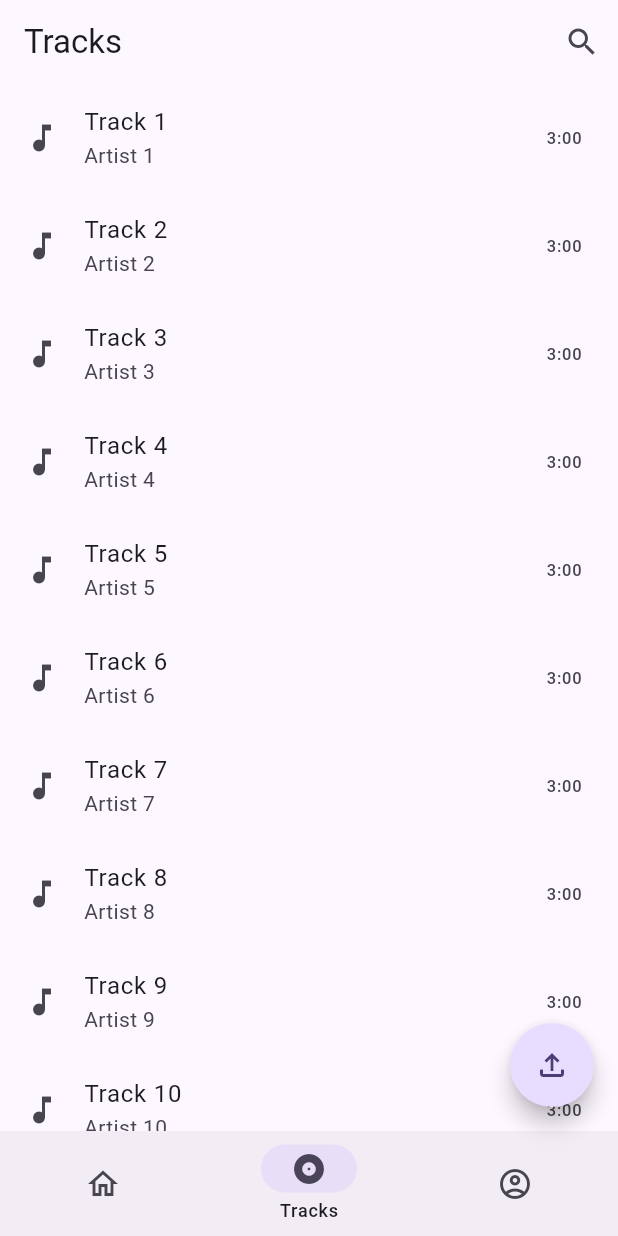
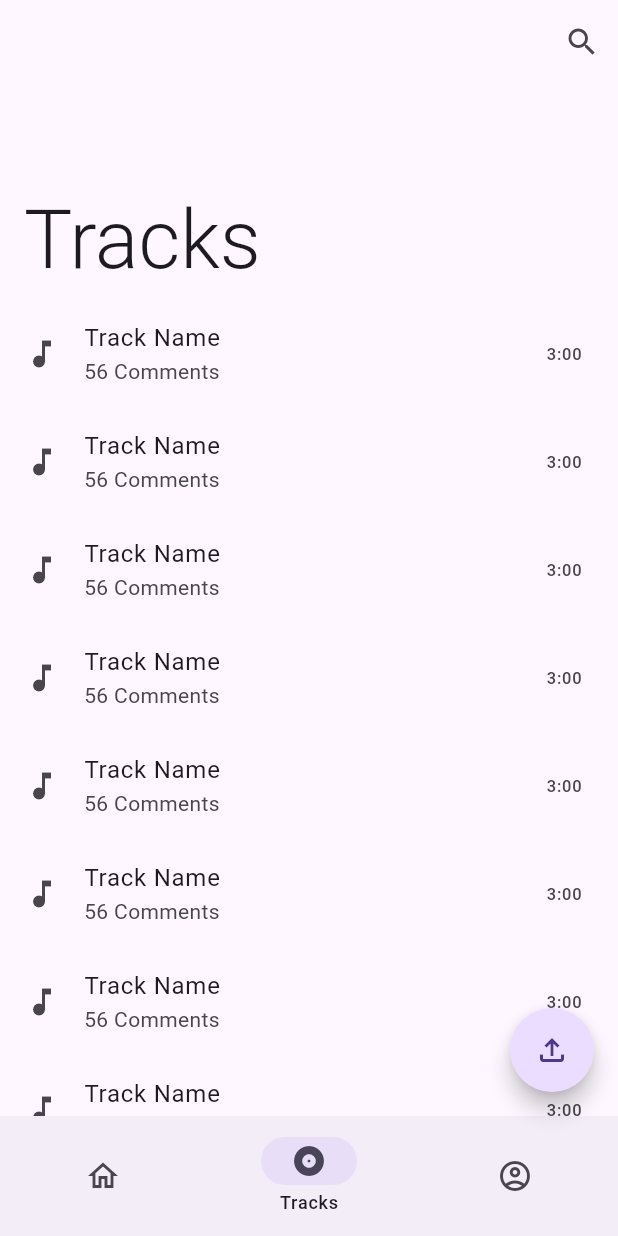
Before and after one commit to and-rose/audinote-mobile, a Flutter app: the screen it shows after launch, item 2 of the bottom bar chosen, on a phone screen of 412 x 824 dp. Run offline on Flutter 3.47's test engine with Material 2 defaults, Android fonts, the phone set to English and light mode, and no system bars.

Commit message:
Added sliver to tracks screen

```diff
--- a/lib/main.dart
+++ b/lib/main.dart
@@ -16,8 +16,25 @@ class MyApp extends StatelessWidget {
     return MaterialApp(
       title: 'Audinote',
       theme: ThemeData(
+        brightness: Brightness.light,
+        primarySwatch: Colors.blue,
+        visualDensity: VisualDensity.adaptivePlatformDensity,
+        textTheme: const TextTheme(
+          headline1: TextStyle(
+            fontSize: 72.0,
+            fontWeight: FontWeight.bold,
+          ),
+          headline6: TextStyle(
+            fontSize: 36.0,
+            fontWeight: FontWeight.w300,
+            fontFamily: 'Roboto',
+          ),
+          bodyText2: TextStyle(
+            fontSize: 14.0,
+            fontFamily: 'Roboto',
+          ),
+        ),
         useMaterial3: true,
-        colorSchemeSeed: const Color(0xff6750a4),
       ),
       home: const MyHomePage(title: 'My Tracks'),
     );
@@ -54,7 +71,7 @@ class _MyHomePageState extends State<MyHomePage> {
       ],
       'fab': FloatingActionButton(
         onPressed: () => {debugPrint("FAB pressed")},
-        tooltip: 'Increment',
+        tooltip: 'Upload Track',
         shape: const CircleBorder(),
         child: const Icon(
           Icons.file_upload_outlined,
@@ -77,13 +94,8 @@ class _MyHomePageState extends State<MyHomePage> {
   @override
   Widget build(BuildContext context) {
     return Scaffold(
-      appBar: AppBar(
-        title: Text(screens[currentPageIndex]['title']),
-        actions: screens[currentPageIndex]['actions'],
-      ),
       body: screens[currentPageIndex]['widget'],
       bottomNavigationBar: NavigationBar(
-        height: 70,
         onDestinationSelected: (int index) {
           setState(() {
             currentPageIndex = index;
--- a/lib/screens/tracks.dart
+++ b/lib/screens/tracks.dart
@@ -2,81 +2,8 @@ import 'package:flutter/material.dart';
 
 final List<Map<String, dynamic>> tracks = [
   {
-    'title': 'Track 1',
-    'artist': 'Artist 1',
-    'album': 'Album 1',
-    'duration': '3:00',
-  },
-  {
-    'title': 'Track 2',
-    'artist': 'Artist 2',
-    'album': 'Album 2',
-    'duration': '3:00',
-  },
-  {
-    'title': 'Track 3',
-    'artist': 'Artist 3',
-    'album': 'Album 3',
-    'duration': '3:00',
-  },
-  {
-    'title': 'Track 4',
-    'artist': 'Artist 4',
-    'album': 'Album 4',
-    'duration': '3:00',
-  },
-  {
-    'title': 'Track 5',
-    'artist': 'Artist 5',
-    'album': 'Album 5',
-    'duration': '3:00',
-  },
-  {
-    'title': 'Track 6',
-    'artist': 'Artist 6',
-    'album': 'Album 6',
-    'duration': '3:00',
-  },
-  {
-    'title': 'Track 7',
-    'artist': 'Artist 7',
-    'album': 'Album 7',
-    'duration': '3:00',
-  },
-  {
-    'title': 'Track 8',
-    'artist': 'Artist 8',
-    'album': 'Album 8',
-    'duration': '3:00',
-  },
-  {
-    'title': 'Track 9',
-    'artist': 'Artist 9',
-    'album': 'Album 9',
-    'duration': '3:00',
-  },
-  {
-    'title': 'Track 10',
-    'artist': 'Artist 10',
-    'album': 'Album 10',
-    'duration': '3:00',
-  },
-  {
-    'title': 'Track 11',
-    'artist': 'Artist 11',
-    'album': 'Album 11',
-    'duration': '3:00',
-  },
-  {
-    'title': 'Track 12',
-    'artist': 'Artist 12',
-    'album': 'Album 12',
-    'duration': '3:00',
-  },
-  {
-    'title': 'Track 13',
-    'artist': 'Artist 13',
-    'album': 'Album 13',
+    'title': 'Track Name',
+    'artist': '56 Comments',
     'duration': '3:00',
   },
 ];
@@ -86,23 +13,40 @@ class TracksScreen extends StatelessWidget {
 
   @override
   Widget build(BuildContext context) {
-    return ListView.builder(
-      itemCount: tracks.length,
-      prototypeItem: ListTile(
-        leading: const Icon(Icons.music_note),
-        title: Text(tracks.first['title']),
-        subtitle: Text(tracks.first['artist']),
-        trailing: Text(tracks.first['duration']),
+    return CustomScrollView(
+      slivers: [
+        SliverAppBar(
+          flexibleSpace: FlexibleSpaceBar(
+            titlePadding: const EdgeInsetsDirectional.only(
+              start: 16,
+              bottom: 5,
             ),
-      itemBuilder: (BuildContext context, int index) {
+            title: Text("Tracks", style: Theme.of(context).textTheme.headline6),
+          ),
+          actions: <Widget>[
+            IconButton(
+              icon: const Icon(Icons.search),
+              onPressed: () {},
+            ),
+          ],
+          pinned: true,
+          expandedHeight: 200.0,
+        ),
+        SliverList(
+          delegate: SliverChildBuilderDelegate(
+            (BuildContext context, int index) {
               return ListTile(
                 onTap: () {},
                 leading: const Icon(Icons.music_note),
-          title: Text(tracks[index]['title']),
-          subtitle: Text(tracks[index]['artist']),
-          trailing: Text(tracks[index]['duration']),
+                title: Text(tracks[0]['title']),
+                subtitle: Text(tracks[0]['artist']),
+                trailing: Text(tracks[0]['duration']),
               );
             },
+            childCount: 20,
+          ),
+        ),
+      ],
     );
   }
 }
```
Lines whose indentation alone changed are shown as unchanged.
